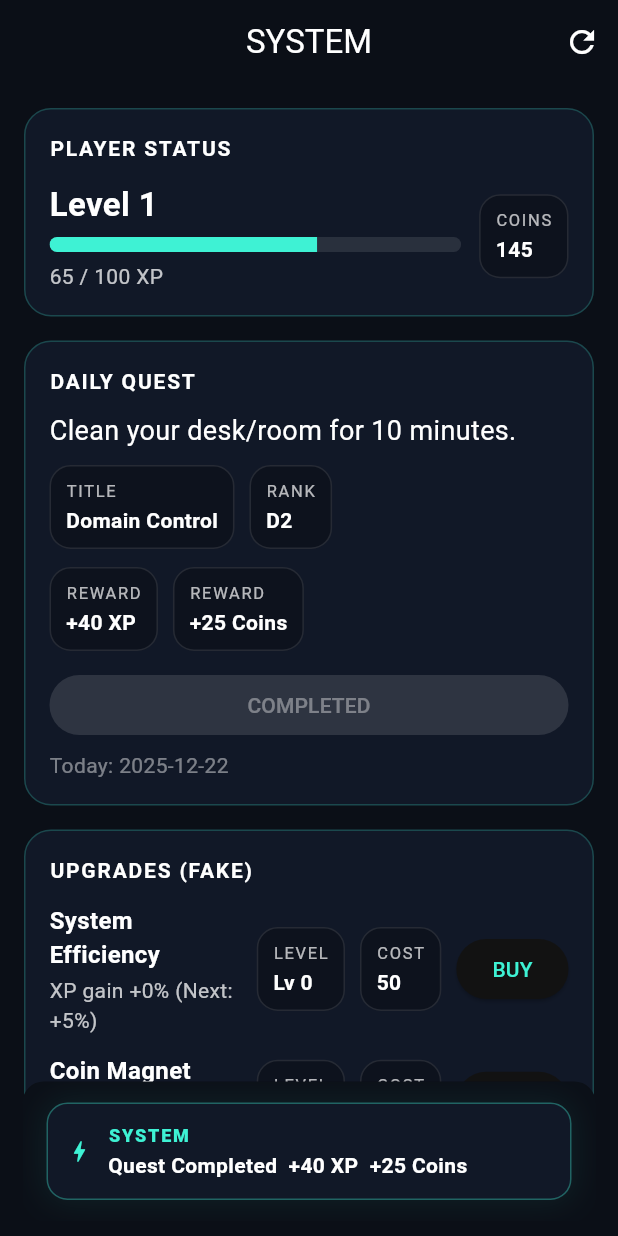
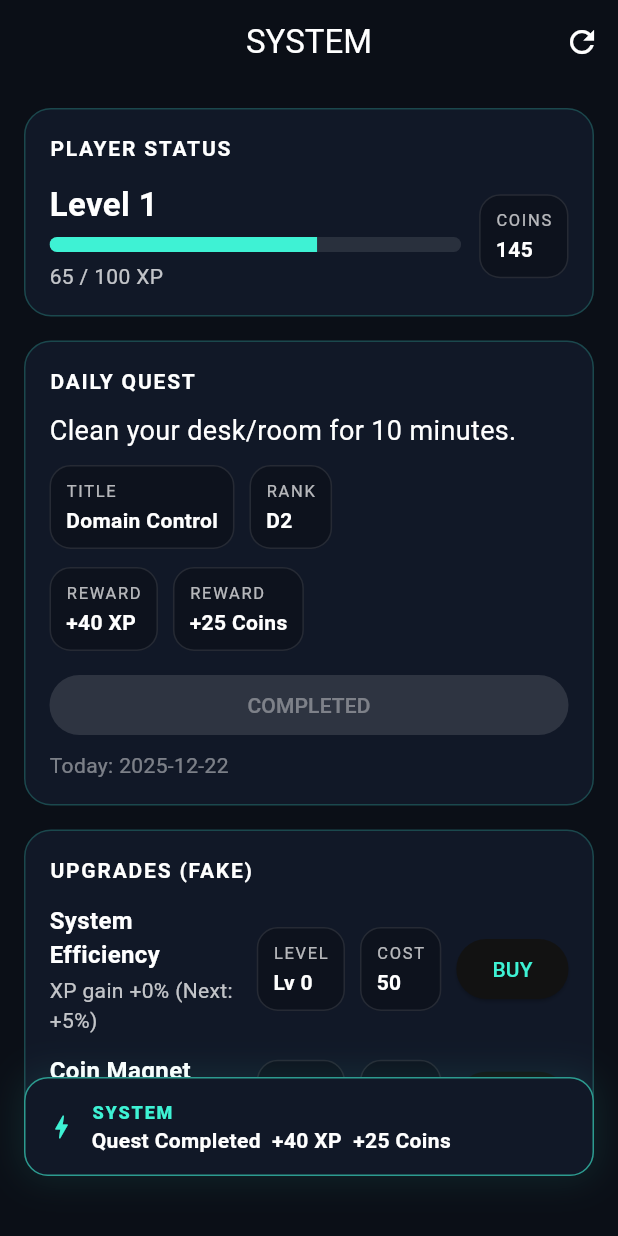
Before and after one commit to Pokeepic/Minigame-project, a Flutter app: the screen it shows after launch, after a tap on "COMPLETE", on a phone screen of 412 x 824 dp. Run offline on Flutter 3.47's test engine with Material 3 defaults, Android fonts, the phone set to English and light mode, and no system bars; our stand-ins replace shared_preferences.

Commit message:
Add system message overlay and refactor display logic in home page

```diff
--- a/Apps/Game Lifestyle/manhwa_system/lib/main.dart
+++ b/Apps/Game Lifestyle/manhwa_system/lib/main.dart
@@ -170,6 +170,9 @@ class _SystemHomePageState extends State<SystemHomePage> {
   int xpBoostLevel = 0;   // each level = +5% XP
   int coinBoostLevel = 0; // each level = +5% coins
 
+  String? systemMsg;
+  bool systemMsgVisible = false;
+
   // Daily Quest State
   DailyQuest? dailyQuest;
 
@@ -316,68 +319,23 @@ class _SystemHomePageState extends State<SystemHomePage> {
     await _saveAll();
   }
 
-  void showSystemMessage(String message) {
-    final messenger = ScaffoldMessenger.of(context);
+  Future<void> showSystemMessage(String message) async {
+    setState(() {
+      systemMsg = message;
+      systemMsgVisible = true;
+    });
 
-    messenger.clearSnackBars();
-    messenger.showSnackBar(
-      SnackBar(
-        behavior: SnackBarBehavior.floating,
-        backgroundColor: const Color(0xFF0B0F17),
-        elevation: 0,
-        duration: const Duration(seconds: 2),
-        shape: RoundedRectangleBorder(borderRadius: BorderRadius.circular(14)),
-        content: Container(
-          padding: const EdgeInsets.all(12),
-          decoration: BoxDecoration(
-            color: const Color(0xFF111827),
-            borderRadius: BorderRadius.circular(14),
-            border: Border.all(
-              color: const Color(0xFF3EF2D4).withOpacity(0.35),
-            ),
-            boxShadow: [
-              BoxShadow(
-                color: const Color(0xFF3EF2D4).withOpacity(0.08),
-                blurRadius: 18,
-                spreadRadius: 2,
-              )
-            ],
-          ),
-          child: Row(
-            children: [
-              const Icon(Icons.bolt, size: 18, color: Color(0xFF3EF2D4)),
-              const SizedBox(width: 10),
-              Expanded(
-                child: Column(
-                  crossAxisAlignment: CrossAxisAlignment.start,
-                  mainAxisSize: MainAxisSize.min,
-                  children: [
-                    const Text(
-                      'SYSTEM',
-                      style: TextStyle(
-                        color: Color(0xFF3EF2D4),
-                        fontWeight: FontWeight.w800,
-                        letterSpacing: 1.2,
-                        fontSize: 12,
-                      ),
-                    ),
-                    const SizedBox(height: 2),
-                    Text(
-                      message,
-                      style: const TextStyle(
-                        fontWeight: FontWeight.w600,
-                        fontSize: 14,
-                        color: Colors.white,
-                      ),
-                    ),
-                  ],
-                ),
-              ),
-            ],
-          ),
-        ),
-      ),
-    );
+    // stay visible
+    await Future.delayed(const Duration(milliseconds: 1800));
+
+    if (!mounted) return;
+    setState(() => systemMsgVisible = false);
+
+    // give time to animate out
+    await Future.delayed(const Duration(milliseconds: 250));
+
+    if (!mounted) return;
+    setState(() => systemMsg = null);
   }
 
   @override
@@ -405,7 +363,10 @@ class _SystemHomePageState extends State<SystemHomePage> {
           ),
         ],
       ),
-      body: SafeArea(
+      body: Stack(
+        children: [
+          // Your normal content
+          SafeArea(
             child: SingleChildScrollView(
               padding: const EdgeInsets.all(16),
               child: Column(
@@ -512,6 +473,14 @@ class _SystemHomePageState extends State<SystemHomePage> {
                 ],
               ),
             ),
+          ),
+
+          // SYSTEM MESSAGE overlay (bottom)
+          if (systemMsg != null) _SystemOverlayMessage(
+            message: systemMsg!,
+            visible: systemMsgVisible,
+          ),
+        ],
       ),
     );
   }
@@ -628,3 +597,81 @@ class _UpgradeRow extends StatelessWidget {
     );
   }
 }
+
+class _SystemOverlayMessage extends StatelessWidget {
+  final String message;
+  final bool visible;
+
+  const _SystemOverlayMessage({
+    required this.message,
+    required this.visible,
+  });
+
+  @override
+  Widget build(BuildContext context) {
+    return Positioned(
+      left: 16,
+      right: 16,
+      bottom: 16,
+      child: AnimatedSlide(
+        duration: const Duration(milliseconds: 220),
+        curve: Curves.easeOut,
+        offset: visible ? Offset.zero : const Offset(0, 0.15),
+        child: AnimatedOpacity(
+          duration: const Duration(milliseconds: 220),
+          opacity: visible ? 1 : 0,
+          child: Container(
+            padding: const EdgeInsets.all(14),
+            decoration: BoxDecoration(
+              color: const Color(0xFF111827),
+              borderRadius: BorderRadius.circular(16),
+              border: Border.all(
+                color: const Color(0xFF3EF2D4).withOpacity(0.6),
+              ),
+              boxShadow: [
+                BoxShadow(
+                  color: const Color(0xFF3EF2D4).withOpacity(0.10),
+                  blurRadius: 20,
+                  spreadRadius: 2,
+                ),
+              ],
+            ),
+            child: Row(
+              children: [
+                const Icon(Icons.bolt, color: Color(0xFF3EF2D4), size: 20),
+                const SizedBox(width: 10),
+                Expanded(
+                  child: Column(
+                    crossAxisAlignment: CrossAxisAlignment.start,
+                    mainAxisSize: MainAxisSize.min,
+                    children: [
+                      const Text(
+                        'SYSTEM',
+                        style: TextStyle(
+                          color: Color(0xFF3EF2D4),
+                          fontWeight: FontWeight.w900,
+                          letterSpacing: 1.2,
+                          fontSize: 12,
+                        ),
+                      ),
+                      const SizedBox(height: 2),
+                      Text(
+                        message,
+                        style: const TextStyle(
+                          color: Colors.white,
+                          fontWeight: FontWeight.w700,
+                          fontSize: 14,
+                          height: 1.2,
+                        ),
+                      ),
+                    ],
+                  ),
+                ),
+              ],
+            ),
+          ),
+        ),
+      ),
+    );
+  }
+}
```
Lines whose indentation alone changed are shown as unchanged.
